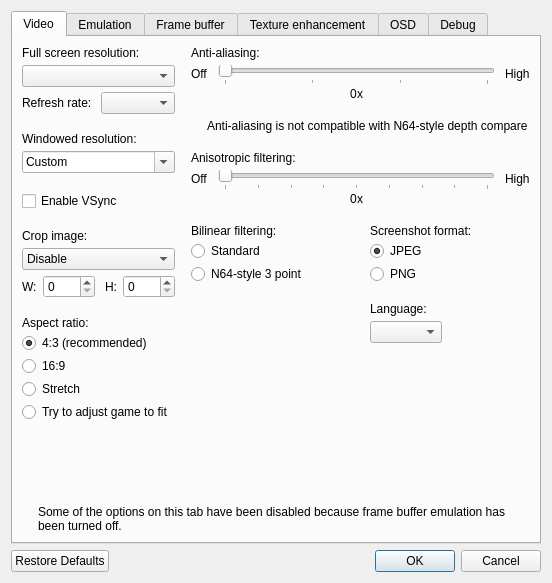
Old version of the form mupen64plus-video-gliden64/upstream/src/GLideNUI/configDialog.ui in the repository mupen64plus-ae/mupen64plus-ae.
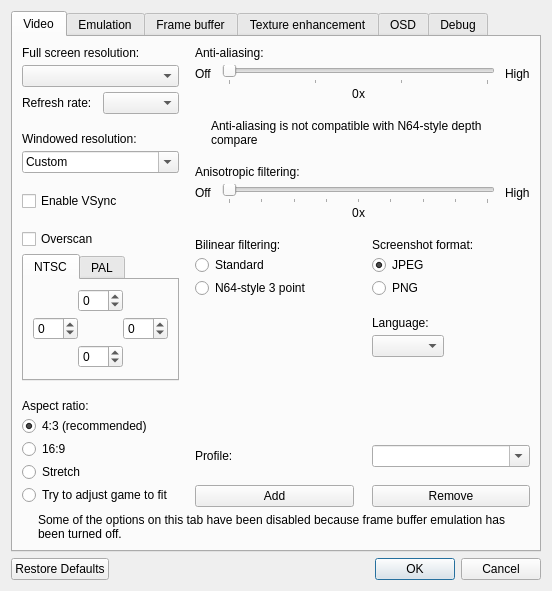
New version of the form. Icons and pictures are not drawn.

```diff
--- a/mupen64plus-video-gliden64/upstream/src/GLideNUI/configDialog.ui
+++ b/mupen64plus-video-gliden64/upstream/src/GLideNUI/configDialog.ui
@@ -158,7 +158,13 @@
             </widget>
            </item>
            <item>
-            <widget class="QFrame" name="cropImageFrame">
+            <widget class="QFrame" name="overscanFrame">
+             <property name="minimumSize">
+              <size>
+               <width>147</width>
+               <height>0</height>
+              </size>
+             </property>
              <property name="toolTip">
               <string>&lt;html&gt;&lt;head/&gt;&lt;body&gt;&lt;p&gt;You can use this option to crop black borders. Use &lt;span style=&quot; font-weight:600;&quot;&gt;Auto per game&lt;/span&gt; to crop automatically based on the game or &lt;span style=&quot; font-weight:600;&quot;&gt;Custom&lt;/span&gt; to set the number of pixels yourself. The number of pixels is based on the original N64 resolution.&lt;/p&gt;&lt;/body&gt;&lt;/html&gt;</string>
              </property>
@@ -179,121 +185,114 @@
                <number>0</number>
               </property>
               <item>
-               <widget class="QLabel" name="cropImageLabel">
-                <property name="locale">
-                 <locale language="English" country="UnitedStates"/>
-                </property>
+               <widget class="QCheckBox" name="overscanCheckBox">
                 <property name="text">
-                 <string>&lt;html&gt;&lt;head/&gt;&lt;body&gt;&lt;p&gt;Crop image:&lt;/p&gt;&lt;/body&gt;&lt;/html&gt;</string>
+                 <string>Overscan</string>
                 </property>
                </widget>
               </item>
               <item>
-               <widget class="QComboBox" name="cropImageComboBox">
-                <property name="locale">
-                 <locale language="English" country="UnitedStates"/>
+               <widget class="QTabWidget" name="overscanTabWidget">
+                <property name="sizePolicy">
+                 <sizepolicy hsizetype="Fixed" vsizetype="Fixed">
+                  <horstretch>0</horstretch>
+                  <verstretch>0</verstretch>
+                 </sizepolicy>
                 </property>
-                <item>
-                 <property name="text">
-                  <string>Disable</string>
-                 </property>
-                </item>
-                <item>
-                 <property name="text">
-                  <string>Auto per game</string>
-                 </property>
-                </item>
-                <item>
-                 <property name="text">
-                  <string>Custom</string>
-                 </property>
-                </item>
-               </widget>
-              </item>
-              <item>
-               <widget class="QFrame" name="cropImageCustomFrame">
-                <layout class="QHBoxLayout" name="horizontalLayout_23">
-                 <property name="leftMargin">
-                  <number>0</number>
-                 </property>
-                 <property name="topMargin">
-                  <number>0</number>
-                 </property>
-                 <property name="rightMargin">
-                  <number>0</number>
-                 </property>
-                 <property name="bottomMargin">
-                  <number>0</number>
-                 </property>
-                 <item>
-                  <widget class="QLabel" name="cropImageWidthLabel">
-                   <property name="locale">
-                    <locale language="English" country="UnitedStates"/>
-                   </property>
-                   <property name="text">
-                    <string extracomment="Abbreviation for &quot;width&quot;.">W:</string>
-                   </property>
-                  </widget>
-                 </item>
-                 <item>
-                  <widget class="QSpinBox" name="cropImageWidthSpinBox">
-                   <property name="minimumSize">
-                    <size>
-                     <width>52</width>
-                     <height>0</height>
-                    </size>
-                   </property>
-                   <property name="locale">
-                    <locale language="English" country="UnitedStates"/>
-                   </property>
-                   <property name="maximum">
-                    <number>64</number>
-                   </property>
-                  </widget>
-                 </item>
-                 <item>
-                  <spacer name="horizontalSpacer_9">
-                   <property name="orientation">
-                    <enum>Qt::Horizontal</enum>
-                   </property>
-                   <property name="sizeType">
-                    <enum>QSizePolicy::Fixed</enum>
-                   </property>
-                   <property name="sizeHint" stdset="0">
-                    <size>
-                     <width>4</width>
-                     <height>0</height>
-                    </size>
-                   </property>
-                  </spacer>
-                 </item>
-                 <item>
-                  <widget class="QLabel" name="cropImageHeightLabel">
-                   <property name="locale">
-                    <locale language="English" country="UnitedStates"/>
-                   </property>
-                   <property name="text">
-                    <string extracomment="Abbreviation for &quot;height&quot;.">H:</string>
-                   </property>
-                  </widget>
-                 </item>
-                 <item>
-                  <widget class="QSpinBox" name="cropImageHeightSpinBox">
-                   <property name="minimumSize">
-                    <size>
-                     <width>52</width>
-                     <height>0</height>
-                    </size>
-                   </property>
-                   <property name="locale">
-                    <locale language="English" country="UnitedStates"/>
-                   </property>
-                   <property name="maximum">
-                    <number>48</number>
-                   </property>
-                  </widget>
-                 </item>
-                </layout>
+                <widget class="QWidget" name="overscanNtscTab">
+                 <attribute name="title">
+                  <string>NTSC</string>
+                 </attribute>
+                 <layout class="QGridLayout" name="gridLayout_2">
+                  <property name="leftMargin">
+                   <number>9</number>
+                  </property>
+                  <property name="topMargin">
+                   <number>9</number>
+                  </property>
+                  <property name="rightMargin">
+                   <number>9</number>
+                  </property>
+                  <property name="bottomMargin">
+                   <number>9</number>
+                  </property>
+                  <property name="horizontalSpacing">
+                   <number>0</number>
+                  </property>
+                  <property name="verticalSpacing">
+                   <number>5</number>
+                  </property>
+                  <item row="1" column="0">
+                   <widget class="QSpinBox" name="overscanNtscLeftSpinBox">
+                    <property name="minimum">
+                     <number>-99</number>
+                    </property>
+                   </widget>
+                  </item>
+                  <item row="1" column="2">
+                   <widget class="QSpinBox" name="overscanNtscRightSpinBox">
+                    <property name="minimum">
+                     <number>-99</number>
+                    </property>
+                   </widget>
+                  </item>
+                  <item row="0" column="1">
+                   <widget class="QSpinBox" name="overscanNtscTopSpinBox">
+                    <property name="minimum">
+                     <number>-99</number>
+                    </property>
+                   </widget>
+                  </item>
+                  <item row="2" column="1">
+                   <widget class="QSpinBox" name="overscanNtscBottomSpinBox">
+                    <property name="minimum">
+                     <number>-99</number>
+                    </property>
+                   </widget>
+                  </item>
+                 </layout>
+                </widget>
+                <widget class="QWidget" name="overscanPalTab">
+                 <attribute name="title">
+                  <string>PAL</string>
+                 </attribute>
+                 <layout class="QGridLayout" name="gridLayout_4">
+                  <property name="horizontalSpacing">
+                   <number>0</number>
+                  </property>
+                  <property name="verticalSpacing">
+                   <number>5</number>
+                  </property>
+                  <item row="2" column="1">
+                   <widget class="QSpinBox" name="overscanPalBottomSpinBox">
+                    <property name="minimum">
+                     <number>-99</number>
+                    </property>
+                   </widget>
+                  </item>
+                  <item row="1" column="2">
+                   <widget class="QSpinBox" name="overscanPalRightSpinBox">
+                    <property name="minimum">
+                     <number>-99</number>
+                    </property>
+                   </widget>
+                  </item>
+                  <item row="1" column="0">
+                   <widget class="QSpinBox" name="overscanPalLeftSpinBox">
+                    <property name="minimum">
+                     <number>-99</number>
+                    </property>
+                   </widget>
+                  </item>
+                  <item row="0" column="1">
+                   <widget class="QSpinBox" name="overscanPalTopSpinBox">
+                    <property name="minimum">
+                     <number>-99</number>
+                    </property>
+                   </widget>
+                  </item>
+                 </layout>
+                </widget>
                </widget>
               </item>
              </layout>
@@ -1001,6 +1000,38 @@
              </item>
             </layout>
            </item>
+           <item>
+            <layout class="QGridLayout" name="gridLayout_5">
+             <item row="1" column="0">
+              <widget class="QPushButton" name="addProfilePushButton">
+               <property name="text">
+                <string>Add</string>
+               </property>
+              </widget>
+             </item>
+             <item row="1" column="1">
+              <widget class="QPushButton" name="removeProfilePushButton">
+               <property name="text">
+                <string>Remove</string>
+               </property>
+              </widget>
+             </item>
+             <item row="0" column="1">
+              <widget class="QComboBox" name="profilesComboBox">
+               <property name="editable">
+                <bool>true</bool>
+               </property>
+              </widget>
+             </item>
+             <item row="0" column="0">
+              <widget class="QLabel" name="label">
+               <property name="text">
+                <string>Profile:</string>
+               </property>
+              </widget>
+             </item>
+            </layout>
+           </item>
           </layout>
          </item>
         </layout>
```
Left out of the diff: 54 changed lines with no effect on the pictures.
